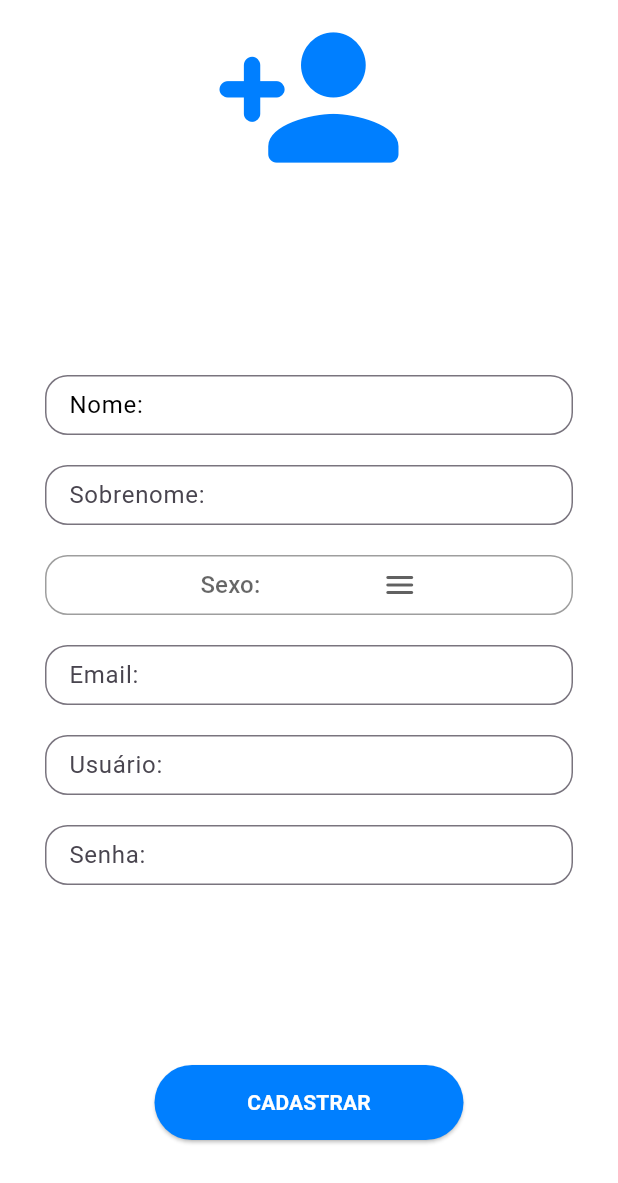
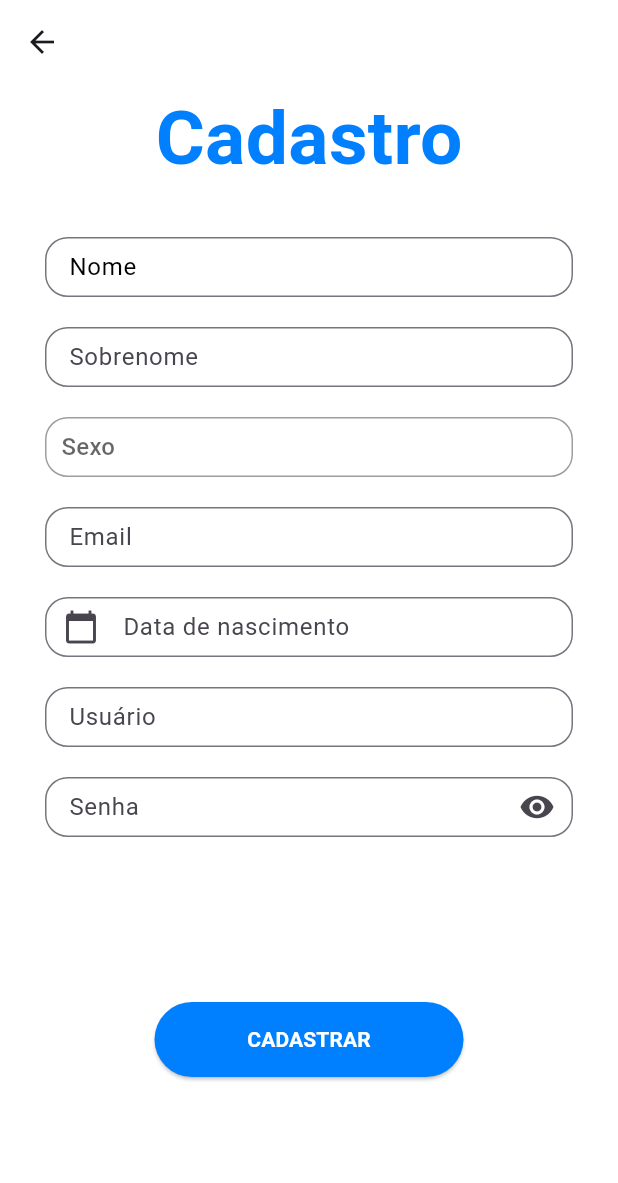
Before and after one commit to MySoloQ/derredor, a Flutter app: the screen it shows after launch, on a phone screen of 412 x 824 dp. Shown: the top 1183 px of the screen. Run offline on Flutter 3.47's test engine with Material 3 defaults, Android fonts, the phone set to English and light mode, and no system bars; our stand-ins replace carousel_slider; missing offline and left inert: dart:ffi.

Commit message:
adição do campo de data de nascimento, adição do botão de voltar a página, adição de titulo á página e correção do campo de senha

```diff
--- a/lib/pages/register_page.dart
+++ b/lib/pages/register_page.dart
@@ -13,6 +13,9 @@ class Registerpage extends StatefulWidget {
 
 final List<String> _sexList = ['Masculino', 'Feminino', 'Prefiro não dizer'];
 String? _selectedSex;
+String? _selectedDate = "";
+String _labelText = "Data de nascimento";
+bool _inObscured = true;
 
 class _RegisterpageState extends State<Registerpage> {
   @override
@@ -22,24 +25,31 @@ class _RegisterpageState extends State<Registerpage> {
 
     return Scaffold(
       backgroundColor: Colors.white,
+      appBar: AppBar(
+        backgroundColor: Colors.white,
+        leading: IconButton(onPressed: () {}, icon: Icon(Icons.arrow_back)),
+      ),
       body: SingleChildScrollView(
         child: Column(
           mainAxisAlignment: MainAxisAlignment.center,
           children: [
+            Column(
+              children: [
                 Row(
                   mainAxisAlignment: MainAxisAlignment.center,
                   children: [
-                Container(
-                  child: Icon(Icons.person_add_rounded,
-                      color: Style.Azul, size: 130),
+                    Padding(
+                      padding: EdgeInsets.fromLTRB(0, 0, 0, 30),
+                      child: Text(
+                        "Cadastro",
+                        style: TextStyle(
+                            fontSize: 50,
+                            fontWeight: FontWeight.bold,
+                            color: Style.Azul),
+                      ),
                     ),
                   ],
                 ),
-            SizedBox(
-              height: 120,
-            ),
-            Column(
-              children: [
                 Container(
                   width: largura,
                   height: 60,
@@ -48,7 +58,7 @@ class _RegisterpageState extends State<Registerpage> {
                     child: TextFormField(
                       decoration: InputDecoration(
                           labelStyle: TextStyle(color: Colors.black),
-                          labelText: "Nome:",
+                          labelText: "Nome",
                           border: OutlineInputBorder(
                             borderRadius: BorderRadius.all(Radius.circular(15)),
                           )),
@@ -62,7 +72,7 @@ class _RegisterpageState extends State<Registerpage> {
                     padding: EdgeInsets.fromLTRB(30, 0, 30, 20),
                     child: TextFormField(
                       decoration: InputDecoration(
-                          labelText: "Sobrenome:",
+                          labelText: "Sobrenome",
                           border: OutlineInputBorder(
                             borderRadius: BorderRadius.all(Radius.circular(15)),
                           )),
@@ -78,10 +88,11 @@ class _RegisterpageState extends State<Registerpage> {
                         border: Border.all(color: Colors.grey),
                         borderRadius: BorderRadius.circular(15)),
                     child: Row(
-                      mainAxisAlignment: MainAxisAlignment.center,
                       children: [
-                        DropdownButton<String>(
-                          hint: Text("Sexo:"),
+                        Padding(
+                          padding: EdgeInsets.fromLTRB(10, 0, 0, 0),
+                          child: DropdownButton<String>(
+                            hint: Text("Sexo"),
                             value: _selectedSex,
                             items: _sexList.map((String sex) {
                               return DropdownMenuItem<String>(
@@ -95,10 +106,11 @@ class _RegisterpageState extends State<Registerpage> {
                                 print(_selectedSex);
                               });
                             },
-                          icon: Icon(Icons.menu_rounded),
+                            iconEnabledColor: Colors.transparent,
                             underline: Container(
                               height: 1,
                               color: Colors.transparent,
+                            ),
                           ),
                         ),
                       ],
@@ -112,7 +124,48 @@ class _RegisterpageState extends State<Registerpage> {
                     padding: EdgeInsets.fromLTRB(30, 0, 30, 20),
                     child: TextFormField(
                       decoration: InputDecoration(
-                          labelText: "Email:",
+                          labelText: "Email",
+                          border: OutlineInputBorder(
+                            borderRadius: BorderRadius.all(Radius.circular(15)),
+                          )),
+                    ),
+                  ),
+                ),
+                Row(
+                  children: [
+                    Container(
+                      width: largura,
+                      height: 60,
+                      child: Padding(
+                        padding: EdgeInsets.fromLTRB(30, 0, 30, 20),
+                        child: TextFormField(
+                          decoration: InputDecoration(
+                            labelText: _labelText,
+                            prefixIcon: Icon(Icons.calendar_today),
+                            border: OutlineInputBorder(
+                                borderRadius:
+                                    BorderRadius.all(Radius.circular(15))),
+                          ),
+                          readOnly: true,
+                          onTap: () {
+                            _selectDate();
+                            setState(() {
+                              _labelText = _selectedDate!;
+                            });
+                          },
+                        ),
+                      ),
+                    ),
+                  ],
+                ),
+                Container(
+                  width: largura,
+                  height: 60,
+                  child: Padding(
+                    padding: EdgeInsets.fromLTRB(30, 0, 30, 20),
+                    child: TextFormField(
+                      decoration: InputDecoration(
+                          labelText: "Usuário",
                           border: OutlineInputBorder(
                             borderRadius: BorderRadius.all(Radius.circular(15)),
                           )),
@@ -125,34 +178,34 @@ class _RegisterpageState extends State<Registerpage> {
                   child: Padding(
                     padding: EdgeInsets.fromLTRB(30, 0, 30, 20),
                     child: TextFormField(
+                      obscureText: _inObscured,
                       decoration: InputDecoration(
-                          labelText: "Usuário:",
+                        labelText: "Senha",
                         border: OutlineInputBorder(
                           borderRadius: BorderRadius.all(Radius.circular(15)),
-                          )),
+                        ),
+                        suffixIcon: IconButton(
+                          icon: Icon(_inObscured
+                              ? Icons.visibility
+                              : Icons.visibility_off),
+                          onPressed: () {
+                            setState(() {
+                              _inObscured = !_inObscured;
+                            });
+                          },
                         ),
                       ),
-                ),
-                Container(
-                  width: largura,
-                  height: 60,
-                  child: Padding(
-                    padding: EdgeInsets.fromLTRB(30, 0, 30, 20),
-                    child: TextFormField(
-                      decoration: InputDecoration(
-                          labelText: "Senha:",
-                          border: OutlineInputBorder(
-                            borderRadius: BorderRadius.all(Radius.circular(15)),
-                          )),
                     ),
                   ),
                 ),
               ],
             ),
             SizedBox(
-              height: 100,
+              height: 90,
             ),
-            ElevatedButton(
+            Padding(
+              padding: EdgeInsets.fromLTRB(0, 0, 0, 30),
+              child: ElevatedButton(
                 onPressed: () => {},
                 style: ElevatedButton.styleFrom(
                     minimumSize: Size(largura / 2, 50),
@@ -163,9 +216,24 @@ class _RegisterpageState extends State<Registerpage> {
                     style: TextStyle(
                         fontWeight: FontWeight.bold, color: Colors.white)),
               ),
+            ),
           ],
         ),
       ),
     );
   }
+
+  Future<void> _selectDate() async {
+    DateTime? _picked = await showDatePicker(
+        context: context,
+        initialDate: DateTime.now(),
+        firstDate: DateTime(2000),
+        lastDate: DateTime(2100));
+
+    if (_picked != null) {
+      setState(() {
+        _selectedDate = _picked.toString();
+      });
     }
+  }
+}
```
Also changed, not shown: assets/sol_tocantins.png (deleted). Lines whose indentation alone changed are shown as unchanged.
